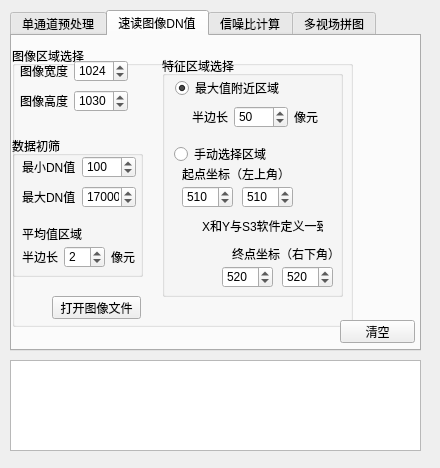
Above: gui.ui from angel263wy/Img_preprocess before the change. Below: the same form after it.
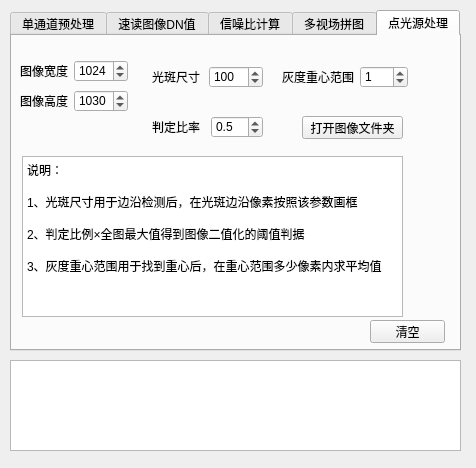
That is the form after the change.

Commit message:
main.py 新增米字形光源检测功能
light_spot_detection.py 单幅图像光斑检测

Patch:
```diff
--- a/gui.ui
+++ b/gui.ui
@@ -6,7 +6,7 @@
    <rect>
     <x>0</x>
     <y>0</y>
-    <width>440</width>
+    <width>476</width>
     <height>468</height>
    </rect>
   </property>
@@ -18,7 +18,7 @@
     <rect>
      <x>10</x>
      <y>360</y>
-     <width>411</width>
+     <width>451</width>
      <height>91</height>
     </rect>
    </property>
@@ -28,12 +28,12 @@
     <rect>
      <x>10</x>
      <y>10</y>
-     <width>411</width>
+     <width>451</width>
      <height>341</height>
     </rect>
    </property>
    <property name="currentIndex">
-    <number>1</number>
+    <number>4</number>
    </property>
    <widget class="QWidget" name="tab">
     <attribute name="title">
@@ -363,7 +363,7 @@
       <rect>
        <x>0</x>
        <y>10</y>
-       <width>341</width>
+       <width>431</width>
        <height>281</height>
       </rect>
      </property>
@@ -515,9 +515,9 @@
      <widget class="QGroupBox" name="groupBox_7">
       <property name="geometry">
        <rect>
-        <x>150</x>
+        <x>200</x>
         <y>10</y>
-        <width>181</width>
+        <width>191</width>
         <height>241</height>
        </rect>
       </property>
@@ -891,11 +891,152 @@
      </layout>
     </widget>
    </widget>
+   <widget class="QWidget" name="tab_5">
+    <attribute name="title">
+     <string>点光源处理</string>
+    </attribute>
+    <widget class="QPushButton" name="pushButton_ml_raw_open">
+     <property name="geometry">
+      <rect>
+       <x>290</x>
+       <y>80</y>
+       <width>101</width>
+       <height>23</height>
+      </rect>
+     </property>
+     <property name="text">
+      <string>打开图像文件夹</string>
+     </property>
+    </widget>
+    <widget class="QTextBrowser" name="textBrowser_2">
+     <property name="geometry">
+      <rect>
+       <x>10</x>
+       <y>120</y>
+       <width>381</width>
+       <height>161</height>
+      </rect>
+     </property>
+     <property name="html">
+      <string>&lt;!DOCTYPE HTML PUBLIC &quot;-//W3C//DTD HTML 4.0//EN&quot; &quot;http://www.w3.org/TR/REC-html40/strict.dtd&quot;&gt;
+&lt;html&gt;&lt;head&gt;&lt;meta name=&quot;qrichtext&quot; content=&quot;1&quot; /&gt;&lt;style type=&quot;text/css&quot;&gt;
+p, li { white-space: pre-wrap; }
+&lt;/style&gt;&lt;/head&gt;&lt;body style=&quot; font-family:'SimSun'; font-size:9pt; font-weight:400; font-style:normal;&quot;&gt;
+&lt;p style=&quot; margin-top:0px; margin-bottom:0px; margin-left:0px; margin-right:0px; -qt-block-indent:0; text-indent:0px;&quot;&gt;说明：&lt;/p&gt;
+&lt;p style=&quot;-qt-paragraph-type:empty; margin-top:0px; margin-bottom:0px; margin-left:0px; margin-right:0px; -qt-block-indent:0; text-indent:0px;&quot;&gt;&lt;br /&gt;&lt;/p&gt;
+&lt;p style=&quot; margin-top:0px; margin-bottom:0px; margin-left:0px; margin-right:0px; -qt-block-indent:0; text-indent:0px;&quot;&gt;1、光斑尺寸用于边沿检测后，在光斑边沿像素按照该参数画框&lt;/p&gt;
+&lt;p style=&quot;-qt-paragraph-type:empty; margin-top:0px; margin-bottom:0px; margin-left:0px; margin-right:0px; -qt-block-indent:0; text-indent:0px;&quot;&gt;&lt;br /&gt;&lt;/p&gt;
+&lt;p style=&quot; margin-top:0px; margin-bottom:0px; margin-left:0px; margin-right:0px; -qt-block-indent:0; text-indent:0px;&quot;&gt;2、判定比例×全图最大值得到图像二值化的阈值判据&lt;/p&gt;
+&lt;p style=&quot;-qt-paragraph-type:empty; margin-top:0px; margin-bottom:0px; margin-left:0px; margin-right:0px; -qt-block-indent:0; text-indent:0px;&quot;&gt;&lt;br /&gt;&lt;/p&gt;
+&lt;p style=&quot; margin-top:0px; margin-bottom:0px; margin-left:0px; margin-right:0px; -qt-block-indent:0; text-indent:0px;&quot;&gt;3、灰度重心范围用于找到重心后，在重心范围多少像素内求平均值&lt;/p&gt;
+&lt;p style=&quot;-qt-paragraph-type:empty; margin-top:0px; margin-bottom:0px; margin-left:0px; margin-right:0px; -qt-block-indent:0; text-indent:0px;&quot;&gt;&lt;br /&gt;&lt;/p&gt;&lt;/body&gt;&lt;/html&gt;</string>
+     </property>
+    </widget>
+    <widget class="QWidget" name="layoutWidget">
+     <property name="geometry">
+      <rect>
+       <x>140</x>
+       <y>30</y>
+       <width>111</width>
+       <height>22</height>
+      </rect>
+     </property>
+     <layout class="QHBoxLayout" name="horizontalLayout_12">
+      <item>
+       <widget class="QLabel" name="label_20">
+        <property name="text">
+         <string>光斑尺寸</string>
+        </property>
+       </widget>
+      </item>
+      <item>
+       <widget class="QSpinBox" name="spinBox_light_spot_size">
+        <property name="minimum">
+         <number>1</number>
+        </property>
+        <property name="maximum">
+         <number>9999</number>
+        </property>
+        <property name="value">
+         <number>100</number>
+        </property>
+        <property name="displayIntegerBase">
+         <number>10</number>
+        </property>
+       </widget>
+      </item>
+     </layout>
+    </widget>
+    <widget class="QWidget" name="layoutWidget">
+     <property name="geometry">
+      <rect>
+       <x>140</x>
+       <y>80</y>
+       <width>111</width>
+       <height>22</height>
+      </rect>
+     </property>
+     <layout class="QHBoxLayout" name="horizontalLayout_13">
+      <item>
+       <widget class="QLabel" name="label_21">
+        <property name="text">
+         <string>判定比率</string>
+        </property>
+       </widget>
+      </item>
+      <item>
+       <widget class="QDoubleSpinBox" name="doubleSpinBox_light_spot_maxratio">
+        <property name="decimals">
+         <number>1</number>
+        </property>
+        <property name="maximum">
+         <double>1.000000000000000</double>
+        </property>
+        <property name="singleStep">
+         <double>0.100000000000000</double>
+        </property>
+        <property name="value">
+         <double>0.500000000000000</double>
+        </property>
+       </widget>
+      </item>
+     </layout>
+    </widget>
+    <widget class="QWidget" name="layoutWidget">
+     <property name="geometry">
+      <rect>
+       <x>270</x>
+       <y>30</y>
+       <width>126</width>
+       <height>22</height>
+      </rect>
+     </property>
+     <layout class="QHBoxLayout" name="horizontalLayout_14">
+      <item>
+       <widget class="QLabel" name="label_22">
+        <property name="text">
+         <string>灰度重心范围</string>
+        </property>
+       </widget>
+      </item>
+      <item>
+       <widget class="QSpinBox" name="spinBox_light_spot_dn">
+        <property name="maximum">
+         <number>999</number>
+        </property>
+        <property name="value">
+         <number>1</number>
+        </property>
+       </widget>
+      </item>
+     </layout>
+    </widget>
+   </widget>
   </widget>
   <widget class="QPushButton" name="pushButton_log_clear">
    <property name="geometry">
     <rect>
-     <x>340</x>
+     <x>370</x>
      <y>320</y>
      <width>75</width>
      <height>23</height>
```
Left out of the diff: 27 changed lines with no effect on the pictures. The commit also changes 5 other files.
